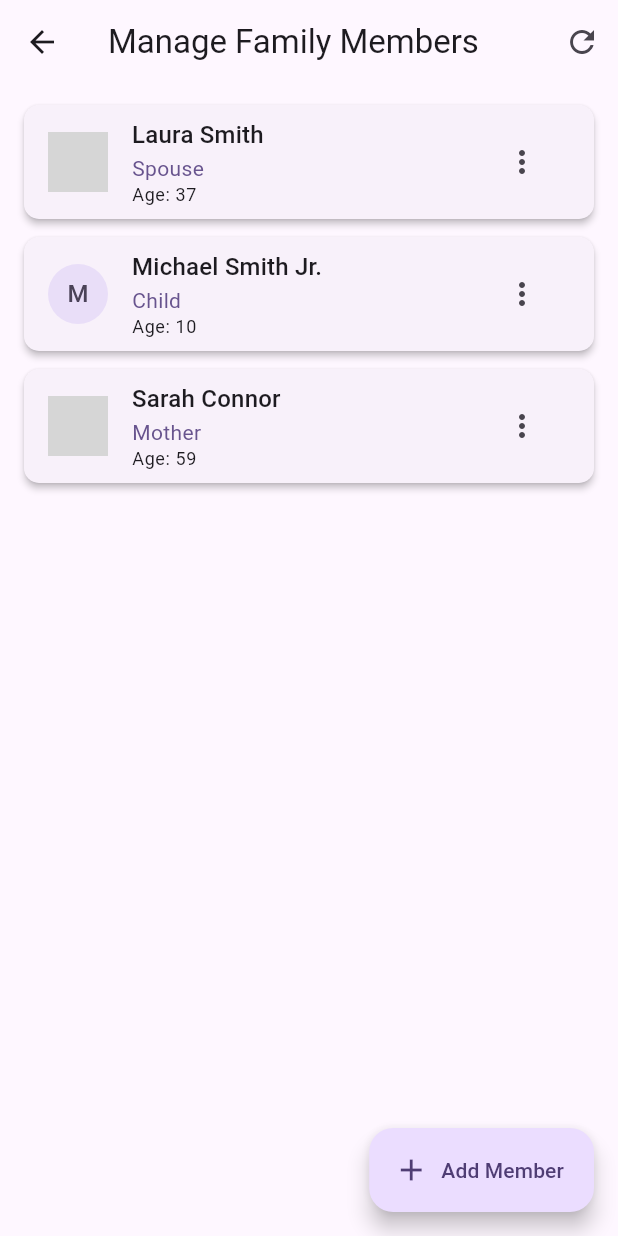
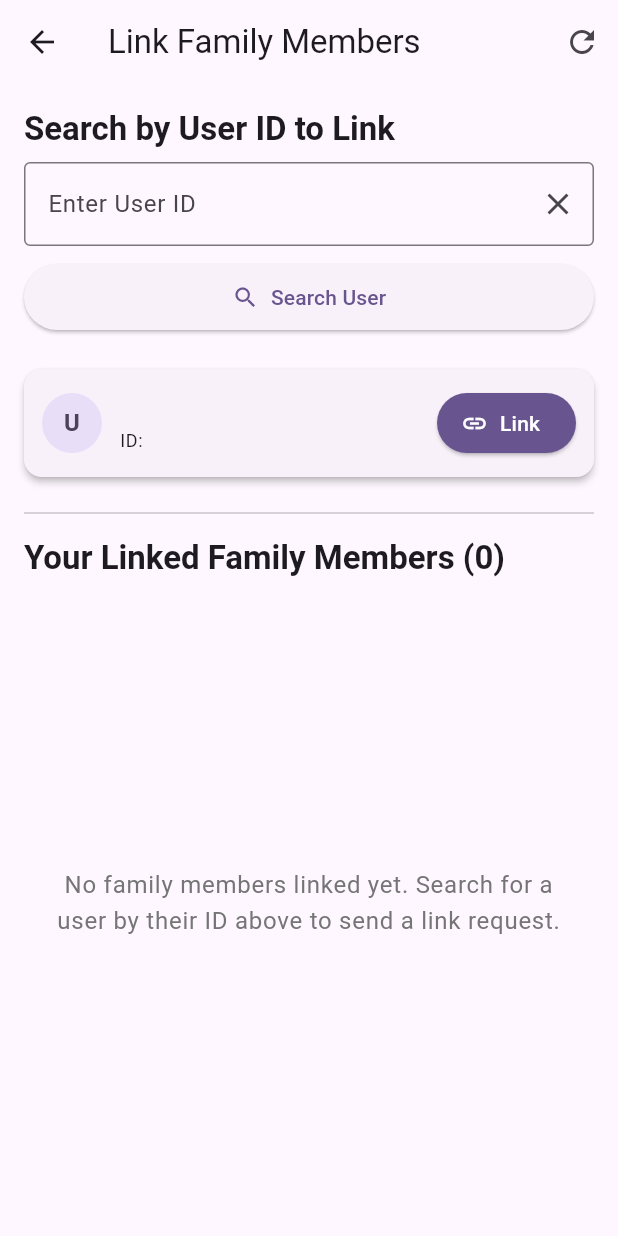
Before and after one commit to Omemo7/Health-Guard, a Flutter app: the ManageFamilyMembersScreen screen opened directly, on a phone screen of 412 x 824 dp. Run offline on Flutter 3.47's test engine with Material 3 defaults, Android fonts, the light colour scheme and no system bars; our stand-ins replace fl_chart, flutter_svg; accounts and stored records are empty; grey boxes are pictures that could not be loaded.

Commit message:
patient family members fix with link

```diff
--- a/lib/screens/Patient/ManageFamilyMembersScreen.dart
+++ b/lib/screens/Patient/ManageFamilyMembersScreen.dart
@@ -1,30 +1,42 @@
 import 'package:flutter/material.dart';
-import 'package:uuid/uuid.dart';
 import '../../models/user_models/FamilyMember.dart';
-import 'AddEditFamilyMemberScreen.dart';
 
-
-final List<FamilyMember> _dummyFamilyMembers = [
+// This list now simulates all available users in the "system" that can be searched.
+final List<FamilyMember> _allSystemUsers = [
   FamilyMember(
-    id: const Uuid().v4(),
+    id: "laura_s_88",
     name: "Laura Smith",
     relationship: "Spouse",
     dateOfBirth: DateTime(1988, 7, 20),
-    profileImageUrl: 'https://i.pravatar.cc/150?u=laura_smith_family', // Placeholder image
+    profileImageUrl: 'https://i.pravatar.cc/150?u=laura_smith_family',
   ),
   FamilyMember(
-    id: const Uuid().v4(),
+    id: "michael_jr_15",
     name: "Michael Smith Jr.",
     relationship: "Child",
     dateOfBirth: DateTime(2015, 3, 10),
-    // profileImageUrl: null, // No image for this one
+    // profileImageUrl: null,
   ),
   FamilyMember(
-    id: const Uuid().v4(),
+    id: "sarah_c_65",
     name: "Sarah Connor",
     relationship: "Mother",
     dateOfBirth: DateTime(1965, 11, 5),
     profileImageUrl: 'https://i.pravatar.cc/150?u=sarah_connor_family',
+  ),
+  FamilyMember(
+    id: "john_d_70",
+    name: "John Doe",
+    relationship: "Friend",
+    dateOfBirth: DateTime(1970, 1, 1),
+    profileImageUrl: 'https://i.pravatar.cc/150?u=john_doe_sys',
+  ),
+  FamilyMember(
+    id: "jane_r_92",
+    name: "Jane Roe",
+    relationship: "Colleague",
+    dateOfBirth: DateTime(1992, 5, 15),
+    // No image
   ),
 ];
 
@@ -37,83 +49,145 @@ class ManageFamilyMembersScreen extends StatefulWidget {
 }
 
 class _ManageFamilyMembersScreenState extends State<ManageFamilyMembersScreen> {
-  // In a real app, this list would be fetched from a service/backend
-  // and managed via a state management solution.
-  List<FamilyMember> _familyMembers = [];
-  bool _isLoading = true;
+  // Static cache for linked members across the app session
+  static List<FamilyMember> _sessionLinkedMembers = [];
+
+  List<FamilyMember> _linkedFamilyMembers = [];
+  bool _isLoadingInitialLinks = true;
+  final TextEditingController _searchIdController = TextEditingController();
+  FamilyMember? _searchedUserResult;
+  String? _searchFeedbackMessage;
+  bool _isProcessingAction = false;
 
   @override
   void initState() {
     super.initState();
-    _loadFamilyMembers();
+    // Initialize from static cache and then refresh/load
+    _linkedFamilyMembers = List.from(_sessionLinkedMembers);
+    _handleRefreshLinkedMembers();
   }
 
-  // --- TODO: Replace with actual data fetching logic ---
-  Future<void> _loadFamilyMembers() async {
-    if (mounted) setState(() => _isLoading = true);
-    await Future.delayed(
-        const Duration(milliseconds: 600)); // Simulate API call
-
-    // For now, use the dummy list. In a real app, fetch from your persistence layer.
-    // If you were using a global list like _dummyFamilyMembers, you might copy it:
-    // _familyMembers = List.from(_dummyFamilyMembers);
-    // However, it's better if this screen manages its own copy or gets it from a state provider.
-    // For this example, let's initialize it if it's the first load to simulate.
-    if (_familyMembers.isEmpty &&
-        _dummyFamilyMembers.isNotEmpty) { // Only load dummy if empty
-      _familyMembers = List.from(_dummyFamilyMembers);
+  @override
+  void dispose() {
+    _searchIdController.dispose();
+    super.dispose();
   }
 
+  Future<void> _handleRefreshLinkedMembers() async {
+    if (mounted) setState(() => _isLoadingInitialLinks = true);
+    await Future.delayed(const Duration(milliseconds: 300)); // Simulate API call or cache read
+
+    // Sync with the session cache
+    // No need to re-assign from _sessionLinkedMembers if initState did it,
+    // but ensure it's sorted and state is updated for the UI.
+    // If this is a true "refresh from server" in a real app, you'd fetch here.
+    // For this simulation, we ensure the local list matches the static one.
+    _linkedFamilyMembers = List.from(_sessionLinkedMembers);
+    _linkedFamilyMembers.sort((a, b) => a.name.toLowerCase().compareTo(b.name.toLowerCase()));
 
     if (mounted) {
       setState(() {
-        _isLoading = false;
+        _isLoadingInitialLinks = false;
       });
     }
   }
 
-  void _navigateToAddEditScreen({FamilyMember? member}) async {
-    final result = await Navigator.push<FamilyMember>(
-      context,
-      MaterialPageRoute(
-        builder: (context) => AddEditFamilyMemberScreen(initialMember: member),
-      ),
-    );
+  void _handleSearchUserById() async {
+    final String idToSearch = _searchIdController.text.trim();
+    FocusScope.of(context).unfocus();
 
-    if (result != null && mounted) {
-      // --- TODO: Persist this change to your backend/local storage ---
+    if (idToSearch.isEmpty) {
       setState(() {
-        if (member != null) { // Editing existing
-          final index = _familyMembers.indexWhere((m) => m.id == result.id);
-          if (index != -1) {
-            _familyMembers[index] = result;
+        _searchedUserResult = null;
+        _searchFeedbackMessage = "Please enter a User ID to search.";
+        _isProcessingAction = false;
+      });
+      return;
     }
-        } else { // Adding new
-          _familyMembers.add(result);
-          // Add to dummy list as well if you want it to persist across hot reloads FOR DEMO
-          _dummyFamilyMembers.add(result);
+
+    setState(() {
+      _isProcessingAction = true;
+      _searchedUserResult = null;
+      _searchFeedbackMessage = "Searching for ID: $idToSearch...";
+    });
+
+    await Future.delayed(const Duration(milliseconds: 800));
+
+    FamilyMember? foundUserInSystem;
+    try {
+      foundUserInSystem =
+          _allSystemUsers.firstWhere((member) => member.id == idToSearch);
+    } catch (e) {
+      foundUserInSystem = null;
     }
-        _familyMembers.sort((a, b) =>
-            a.name.toLowerCase().compareTo(
-                b.name.toLowerCase())); // Keep sorted
+
+    if (mounted) {
+      if (foundUserInSystem != null) {
+        final bool isAlreadyLinked = _linkedFamilyMembers
+            .any((linkedMember) => linkedMember.id == foundUserInSystem!.id);
+        if (isAlreadyLinked) {
+          _searchFeedbackMessage =
+              "'${foundUserInSystem.name}' is already linked.";
+        } else {
+          _searchFeedbackMessage = "Found user: '${foundUserInSystem.name}'.";
+        }
+        _searchedUserResult = foundUserInSystem;
+      } else {
+        _searchFeedbackMessage = "User with ID '$idToSearch' not found.";
+        _searchedUserResult = null;
+      }
+      setState(() {
+        _isProcessingAction = false;
       });
-      ScaffoldMessenger.of(context).showSnackBar(
-        SnackBar(content: Text('Family member ${member != null
-            ? "updated"
-            : "added"} successfully.')),
-      );
     }
   }
 
-  void _confirmDeleteMember(FamilyMember member) {
+  void _sendLinkRequestAndSimulateAccept(FamilyMember userToLink) async {
+    setState(() {
+      _isProcessingAction = true;
+      _searchFeedbackMessage = "Sending link request to '${userToLink.name}'...";
+    });
+
+    await Future.delayed(const Duration(milliseconds: 1200));
+
+    if (mounted) {
+      if (!_linkedFamilyMembers.any((m) => m.id == userToLink.id)) {
+        _linkedFamilyMembers.add(userToLink);
+        _linkedFamilyMembers.sort((a, b) =>
+            a.name.toLowerCase().compareTo(b.name.toLowerCase()));
+
+        // Update static cache
+        if (!_sessionLinkedMembers.any((m) => m.id == userToLink.id)) {
+          _sessionLinkedMembers.add(userToLink);
+          _sessionLinkedMembers.sort((a, b) =>
+              a.name.toLowerCase().compareTo(b.name.toLowerCase()));
+        }
+      }
+
+      ScaffoldMessenger.of(context).showSnackBar(
+        SnackBar(
+            content:
+                Text("Link request for '${userToLink.name}' auto-accepted!"),
+            backgroundColor: Colors.green),
+      );
+
+      setState(() {
+        _isProcessingAction = false;
+        _searchedUserResult = null;
+        _searchIdController.clear();
+        _searchFeedbackMessage = null;
+      });
+    }
+  }
+
+  void _confirmUnlinkMember(FamilyMember member) {
     showDialog(
       context: context,
       builder: (BuildContext dialogContext) {
         return AlertDialog(
-          title: Text('Delete ${member.name}?'),
+          title: Text('Unlink ${member.name}?'),
           content: Text(
-              'Are you sure you want to remove ${member
-                  .name} from your family members? This action cannot be undone.'),
+              'Are you sure you want to unlink ${member.name}? They will no longer appear in your linked members list.'),
           actions: <Widget>[
             TextButton(
               child: const Text('Cancel'),
@@ -121,10 +195,10 @@ class _ManageFamilyMembersScreenState extends State<ManageFamilyMembersScreen> {
             ),
             TextButton(
               style: TextButton.styleFrom(foregroundColor: Colors.red),
-              child: const Text('Delete'),
+              child: const Text('Unlink'),
               onPressed: () {
                 Navigator.of(dialogContext).pop();
-                _deleteMember(member);
+                _unlinkMember(member);
               },
             ),
           ],
@@ -133,144 +207,202 @@ class _ManageFamilyMembersScreenState extends State<ManageFamilyMembersScreen> {
     );
   }
 
-  void _deleteMember(FamilyMember member) {
-    // --- TODO: Persist this change to your backend/local storage ---
+  void _unlinkMember(FamilyMember member) async {
+    setState(() {
+      _isProcessingAction = true;
+    });
+
+    await Future.delayed(const Duration(milliseconds: 600));
+
     if (mounted) {
-      setState(() {
-        _familyMembers.removeWhere((m) => m.id == member.id);
-        // Remove from dummy list as well FOR DEMO
-        _dummyFamilyMembers.removeWhere((m) => m.id == member.id);
-      });
+      _linkedFamilyMembers.removeWhere((m) => m.id == member.id);
+      // Update static cache
+      _sessionLinkedMembers.removeWhere((m) => m.id == member.id);
+
       ScaffoldMessenger.of(context).showSnackBar(
         SnackBar(
-            content: Text('${member.name} removed.'),
+            content: Text('${member.name} has been unlinked.'),
             backgroundColor: Colors.orange),
       );
+      setState(() {
+        _isProcessingAction = false;
+        if (_searchedUserResult?.id == member.id) {
+            _searchedUserResult = null;
+            _searchFeedbackMessage = "'${member.name}' was unlinked.";
         }
+      });
+    }
+  }
+
+  Widget _buildAvatar(FamilyMember member, BuildContext context) {
+    return CircleAvatar(
+      backgroundColor: Theme.of(context).colorScheme.secondaryContainer,
+      foregroundColor: Theme.of(context).colorScheme.onSecondaryContainer,
+      backgroundImage:
+          member.profileImageUrl != null && member.profileImageUrl!.isNotEmpty
+              ? NetworkImage(member.profileImageUrl!)
+              : null,
+      child: member.profileImageUrl == null || member.profileImageUrl!.isEmpty
+          ? Text(member.name.isNotEmpty ? member.name[0].toUpperCase() : 'U',
+              style: TextStyle(fontWeight: FontWeight.bold))
+          : null,
+    );
   }
 
   @override
   Widget build(BuildContext context) {
-    final textTheme = Theme
-        .of(context)
-        .textTheme;
+    final textTheme = Theme.of(context).textTheme;
+    bool isUserFoundAndNotLinked = _searchedUserResult != null &&
+        !_linkedFamilyMembers.any((m) => m.id == _searchedUserResult!.id);
+
     return Scaffold(
       appBar: AppBar(
-        title: const Text('Manage Family Members'),
+        title: const Text('Link Family Members'),
         actions: [
           IconButton(
             icon: const Icon(Icons.refresh_outlined),
-            onPressed: _loadFamilyMembers, // Allows manual refresh
-            tooltip: "Refresh List",
+            onPressed: _isLoadingInitialLinks || _isProcessingAction ? null : _handleRefreshLinkedMembers,
+            tooltip: "Refresh Linked Members",
           )
         ],
       ),
-      body: _isLoading
-          ? const Center(child: CircularProgressIndicator())
-          : _familyMembers.isEmpty
-          ? Center(
+      body: GestureDetector(
+        onTap: () => FocusScope.of(context).unfocus(),
+        child: Padding(
+          padding: const EdgeInsets.all(16.0),
           child: Column(
-          mainAxisAlignment: MainAxisAlignment.center,
+            crossAxisAlignment: CrossAxisAlignment.stretch,
             children: [
-            Icon(Icons.people_outline, size: 80, color: Colors.grey[400]),
+              Text("Search by User ID to Link", style: textTheme.titleLarge?.copyWith(fontWeight: FontWeight.bold)),
+              const SizedBox(height: 8),
+              TextField(
+                controller: _searchIdController,
+                decoration: InputDecoration(
+                  labelText: "Enter User ID",
+                  hintText: "e.g., laura_s_88, john_d_70",
+                  border: const OutlineInputBorder(),
+                  suffixIcon: IconButton(
+                    icon: const Icon(Icons.clear),
+                    onPressed: () {
+                      _searchIdController.clear();
+                      if (mounted) {
+                        setState(() {
+                          _searchedUserResult = null;
+                          _searchFeedbackMessage = null;
+                        });
+                      }
+                    },
+                  ),
+                ),
+                keyboardType: TextInputType.text,
+                onSubmitted: (_) => _isProcessingAction ? null : _handleSearchUserById(),
+              ),
+              const SizedBox(height: 10),
+              ElevatedButton.icon(
+                icon: const Icon(Icons.search_outlined),
+                label: const Text("Search User"),
+                onPressed: _isProcessingAction ? null : _handleSearchUserById,
+                style: ElevatedButton.styleFrom(padding: const EdgeInsets.symmetric(vertical: 12)),
+              ),
               const SizedBox(height: 16),
-            Text('No family members added yet.',
-                style: textTheme.titleLarge?.copyWith(color: Colors.grey[700])),
-            const SizedBox(height: 8),
-            Text('Tap the "+" button to add your first family member.',
+
+              if (_isProcessingAction && _searchFeedbackMessage == "Searching for ID: ${_searchIdController.text.trim()}...")
+                const Center(child: Padding(padding: EdgeInsets.all(8.0), child: CircularProgressIndicator())),
+              if (_searchFeedbackMessage != null && !(_isProcessingAction && _searchFeedbackMessage!.startsWith("Searching")))
+                Padding(
+                  padding: const EdgeInsets.symmetric(vertical: 8.0),
+                  child: Text(
+                    _searchFeedbackMessage!,
+                    style: textTheme.bodyMedium?.copyWith(
+                        color: _searchedUserResult != null && isUserFoundAndNotLinked
+                            ? Colors.green.shade700
+                            : Theme.of(context).colorScheme.error),
                     textAlign: TextAlign.center,
-                style: textTheme.bodyMedium?.copyWith(color: Colors.grey[600])),
-            const SizedBox(height: 20),
-            ElevatedButton.icon(
-              icon: const Icon(Icons.add_circle_outline),
-              label: const Text('Add First Member'),
-              onPressed: () => _navigateToAddEditScreen(),
                   ),
+                ),
+
+              if (_searchedUserResult != null)
+                Card(
+                  elevation: 2,
+                  margin: const EdgeInsets.symmetric(vertical: 8.0),
+                  child: Padding(
+                    padding: const EdgeInsets.all(12.0),
+                    child: Row(
+                      children: [
+                        _buildAvatar(_searchedUserResult!, context),
+                        const SizedBox(width: 12),
+                        Expanded(
+                          child: Column(
+                            crossAxisAlignment: CrossAxisAlignment.start,
+                            children: [
+                              Text(_searchedUserResult!.name, style: textTheme.titleMedium?.copyWith(fontWeight: FontWeight.bold)),
+                              Text("ID: ${_searchedUserResult!.id}", style: textTheme.bodySmall),
                             ],
                           ),
+                        ),
+                        if (isUserFoundAndNotLinked)
+                          ElevatedButton.icon(
+                            icon: const Icon(Icons.link_outlined),
+                            label: const Text("Link"),
+                            onPressed: _isProcessingAction ? null : () => _sendLinkRequestAndSimulateAccept(_searchedUserResult!),
+                            style: ElevatedButton.styleFrom(
+                              backgroundColor: Theme.of(context).colorScheme.primary,
+                              foregroundColor: Theme.of(context).colorScheme.onPrimary,
+                            ),
                           )
-          : ListView.builder(
-        padding: const EdgeInsets.symmetric(vertical: 8.0),
-        itemCount: _familyMembers.length,
-        itemBuilder: (context, index) {
-          final member = _familyMembers[index];
-          return Card(
-            margin: const EdgeInsets.symmetric(horizontal: 16.0, vertical: 6.0),
-            elevation: 2,
-            shape: RoundedRectangleBorder(
-                borderRadius: BorderRadius.circular(10)),
-            child: ListTile(
-              leading: CircleAvatar(
-                backgroundColor: Theme
-                    .of(context)
-                    .colorScheme
-                    .secondaryContainer,
-                foregroundColor: Theme
-                    .of(context)
-                    .colorScheme
-                    .onSecondaryContainer,
-                backgroundImage: member.profileImageUrl != null
-                    ? NetworkImage(member.profileImageUrl!)
-                    : null,
-                child: member.profileImageUrl == null
-                    ? Text(
-                    member.name.isNotEmpty ? member.name[0].toUpperCase() : 'F')
-                    : null,
-              ),
-              title: Text(member.name, style: textTheme.titleMedium?.copyWith(
-                  fontWeight: FontWeight.w500)),
-              subtitle: Column(
-                crossAxisAlignment: CrossAxisAlignment.start,
-                children: [
-                  Text(member.relationship,
-                      style: textTheme.bodyMedium?.copyWith(color: Theme
-                          .of(context)
-                          .colorScheme
-                          .primary)),
-                  if (member.dateOfBirth != null)
-                    Text('Age: ${member.age}', style: textTheme.bodySmall),
+                        else if (_linkedFamilyMembers.any((m) => m.id == _searchedUserResult!.id))
+                          Text("Linked", style: TextStyle(color: Theme.of(context).colorScheme.primary, fontWeight: FontWeight.bold)),
                       ],
                     ),
-              trailing: PopupMenuButton<String>(
-                icon: const Icon(Icons.more_vert_outlined),
-                onSelected: (value) {
-                  if (value == 'edit') {
-                    _navigateToAddEditScreen(member: member);
-                  } else if (value == 'delete') {
-                    _confirmDeleteMember(member);
-                  }
-                  // --- TODO: Add 'view_details' or other actions if needed ---
-                },
-                itemBuilder: (BuildContext context) =>
-                <PopupMenuEntry<String>>[
-                  const PopupMenuItem<String>(
-                    value: 'edit',
-                    child: ListTile(leading: Icon(Icons.edit_outlined),
-                        title: Text('Edit')),
                   ),
-                  const PopupMenuItem<String>(
-                    value: 'delete',
-                    child: ListTile(leading: Icon(Icons.delete_outline,
-                        color: Colors.red),
-                        title: Text('Delete', style: TextStyle(
-                            color: Colors.red))),
                 ),
-                ],
+
+              const Divider(thickness: 1, height: 32),
+
+              Text("Your Linked Family Members (${_linkedFamilyMembers.length})", style: textTheme.titleLarge?.copyWith(fontWeight: FontWeight.bold)),
+              const SizedBox(height: 10),
+              if (_isLoadingInitialLinks)
+                const Center(child: CircularProgressIndicator())
+              else if (_linkedFamilyMembers.isEmpty)
+                Expanded(
+                  child: Center(
+                    child: Padding(
+                      padding: const EdgeInsets.all(16.0),
+                      child: Text(
+                        "No family members linked yet. Search for a user by their ID above to send a link request.",
+                        textAlign: TextAlign.center,
+                        style: textTheme.bodyLarge?.copyWith(color: Colors.grey[600]),
                       ),
-              onTap: () {
-                // Optionally, navigate to a detailed view screen for the family member
-                // For now, edit is in the popup menu.
-                _navigateToAddEditScreen(
-                    member: member); // Or a dedicated view screen
-              },
+                    ),
+                  ),
+                )
+              else
+                Expanded(
+                  child: ListView.builder(
+                    itemCount: _linkedFamilyMembers.length,
+                    itemBuilder: (context, index) {
+                      final member = _linkedFamilyMembers[index];
+                      return Card(
+                        elevation: 1.5,
+                        margin: const EdgeInsets.symmetric(vertical: 5.0),
+                        shape: RoundedRectangleBorder(borderRadius: BorderRadius.circular(8)),
+                        child: ListTile(
+                          leading: _buildAvatar(member, context),
+                          title: Text(member.name, style: textTheme.titleMedium),
+                          subtitle: Text("ID: ${member.id}", style: textTheme.bodySmall),
+                          trailing: IconButton(
+                            icon: Icon(Icons.link_off_outlined, color: Colors.redAccent.shade200),
+                            tooltip: "Unlink ${member.name}",
+                            onPressed: _isProcessingAction ? null : () => _confirmUnlinkMember(member),
+                          ),
                         ),
                       );
                     },
                   ),
-      floatingActionButton: FloatingActionButton.extended(
-        onPressed: () => _navigateToAddEditScreen(),
-        label: const Text('Add Member'),
-        icon: const Icon(Icons.add_outlined),
+                ),
+            ],
+          ),
+        ),
       ),
     );
   }
```
Lines whose indentation alone changed are shown as unchanged.
